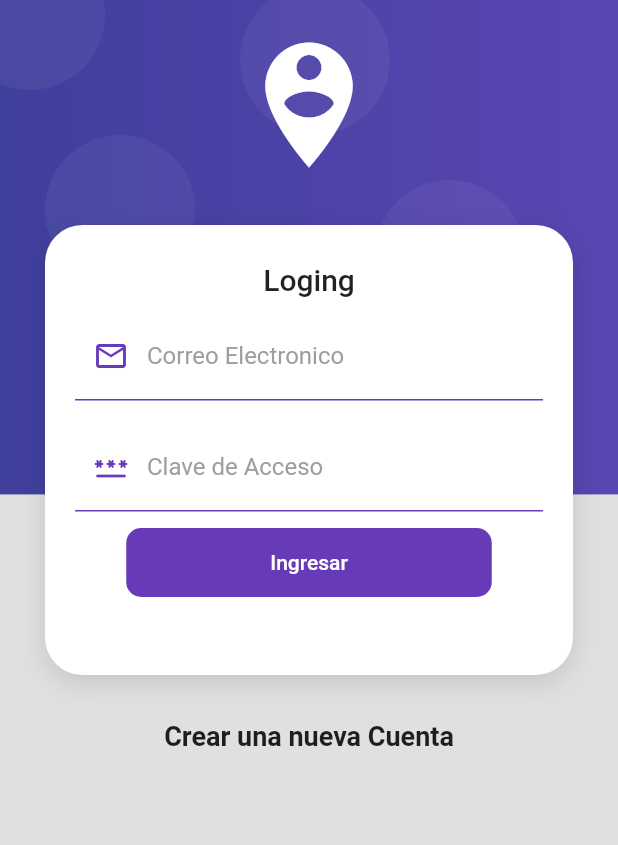
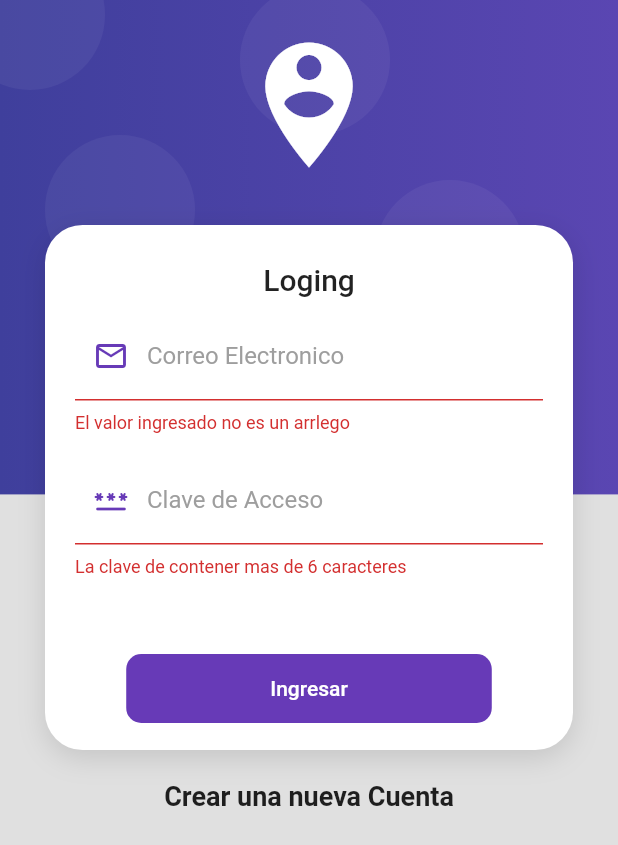
Before and after one commit to edwalpca/tws_productos_app, a Flutter app: the screen it shows after launch, after a tap on "Ingresar", on a phone screen of 412 x 824 dp. Shown: the top 845 px of the screen. Run offline on Flutter 3.47's test engine with Material 2 defaults, Android fonts, the phone set to English and light mode, and no system bars.

Commit message:
Empaquetando el codigo de login para dejarlo previsto para integrar con el backEnd

```diff
--- a/lib/providers/login_form_provider.dart
+++ b/lib/providers/login_form_provider.dart
@@ -1,4 +1,6 @@
 import 'package:flutter/material.dart';
+
+// Provider para el Login que se encarga de notificar al arbol de widget que estan escuchando
 
 class LoginFormProvider extends ChangeNotifier {
   //
@@ -13,9 +15,22 @@ class LoginFormProvider extends ChangeNotifier {
   String password = '';
   //
   //
+  bool _isloading = false;
+  //getter que devuelve el valor de la variable y la bandera.
+  bool get isloading => _isloading;
+  //
+  //setter del metodo
+  set isloading(valor) {
+    _isloading = valor;
+    //
+    //Realizo el broadcast a todos widget que estan escuchando.
+    //
+    notifyListeners();
+  }
+
   //
   //
-  bool isValidForm(){
+  bool isValidForm() {
     //
     //
     //
@@ -24,7 +39,4 @@ class LoginFormProvider extends ChangeNotifier {
     //
     return formkey.currentState?.validate() ?? false;
   }
-
-
-
 }
--- a/lib/screens/login_screen.dart
+++ b/lib/screens/login_screen.dart
@@ -1,5 +1,6 @@
 import 'package:flutter/material.dart';
 import 'package:provider/provider.dart';
+import 'package:tsw_productos_app/providers/login_form_provider.dart';
 
 import 'package:tsw_productos_app/ui/inputs_export.dart';
 import 'package:tsw_productos_app/widgets/widgets_export.dart';
@@ -53,14 +54,17 @@ class LoginScreen extends StatelessWidget {
               //
               //
               //
-              _LoginForm(),
+              ChangeNotifierProvider(
+                create: (_) => LoginFormProvider(),
+                child: const _LoginForm(),
+              ),
               //
               //
               //
             ],
           )),
           const SizedBox(
-            height: 30,
+            height: 20,
           ),
           const Text(
             'Crear una nueva Cuenta',
@@ -81,9 +85,19 @@ class _LoginForm extends StatelessWidget {
 
   @override
   Widget build(BuildContext context) {
+    //
+    //
+    //
+    //
+    final loginFormProvider = Provider.of<LoginFormProvider>(context);
+    //
+    //
+    //
     return Container(
       child: Form(
           //
+          //
+          key: loginFormProvider.formkey,
           //
           //
           autovalidateMode: AutovalidateMode.onUserInteraction,
@@ -105,7 +119,7 @@ class _LoginForm extends StatelessWidget {
                 autocorrect: false,
                 keyboardType: TextInputType.emailAddress,
                 decoration: InputDecorations.authInputDecoration(
-                    hintText: 'info@midominio.com',
+                    hintText: 'info@dominio.com',
                     labelText: 'Correo Electronico',
                     prefixIcon: Icons.email_outlined),
                 //el validator retorna el mensaje de erroe que se ven en pantalla
@@ -121,6 +135,7 @@ class _LoginForm extends StatelessWidget {
                       ? null
                       : 'El valor ingresado no es un arrlego';
                 },
+                onChanged: ((value) => loginFormProvider.email = value),
               ),
               //
               const SizedBox(
@@ -142,10 +157,11 @@ class _LoginForm extends StatelessWidget {
                       ? null
                       : 'La clave de contener mas de 6 caracteres';
                 },
+                onChanged: (value) => loginFormProvider.password = value,
               ),
               //
               const SizedBox(
-                height: 10,
+                height: 50,
               ),
               //
               //
@@ -158,18 +174,40 @@ class _LoginForm extends StatelessWidget {
                   disabledColor: Colors.grey,
                   color: Colors.deepPurple,
                   elevation: 0,
+                  // valido la bandera de loading para inactivar el boton
+                  // el boton con Null se inactiva
+                  onPressed: loginFormProvider.isloading
+                      ? null
+                      : () async {
+                          //
+                          //Oculto el teclado de telefono.
+                          FocusScope.of(context).unfocus();
+                          //
+                          if (!loginFormProvider.isValidForm()) return;
+                          //
+                          // Le indico a la bandera que voy a leguearme
+                          loginFormProvider.isloading = true;
+                          //
+                          //
+                          //Le meto un delay
+                          await Future.delayed(const Duration(seconds: 2));
+
+                          Navigator.pushReplacementNamed(context, 'home' );
+
+                        },
                   child: Container(
                     padding: const EdgeInsets.symmetric(
                         horizontal: 80, vertical: 15),
-                    child: const Text(
-                      'Ingresar',
-                      style: TextStyle(color: Colors.white),
+                    child: Text(
+                      //
+                      //Valido si durante los segundos que dura la peticion para que el texto
+                      //del boton cambie.
+                      loginFormProvider.isloading
+                          ? 'autenticando...'
+                          : 'Ingresar',
+                      style: const TextStyle(color: Colors.white),
                     ),
-                  ),
-                  onPressed: () {
-                    print('Me dieron TAP');
-                    //TODO: realizar el login.
-                  })
+                  ))
               //
             ],
           )),
--- a/lib/widgets/card_container.dart
+++ b/lib/widgets/card_container.dart
@@ -23,7 +23,7 @@ class CardContainer extends StatelessWidget {
       child: Container(
         padding: const EdgeInsets.all(20),
         width: double.infinity,
-        height: 300, //TODO: por borrar
+        height: 350, //TODO: por borrar
         decoration: _createCardShape(),
         child: child,
       ),
```
